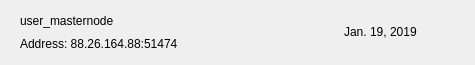
Qt form src/qt/digiwage/forms/mnrow.ui (digiwage/digiwage) before a commit.
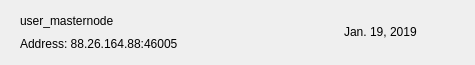
The same form after that commit. Icons and pictures are not drawn.

```diff
--- a/src/qt/digiwage/forms/mnrow.ui
+++ b/src/qt/digiwage/forms/mnrow.ui
@@ -87,7 +87,7 @@
          <item>
           <widget class="QLabel" name="labelAddress">
            <property name="text">
-            <string>Address: 88.26.164.88:51474</string>
+            <string>Address: 88.26.164.88:46005</string>
            </property>
           </widget>
          </item>
```
